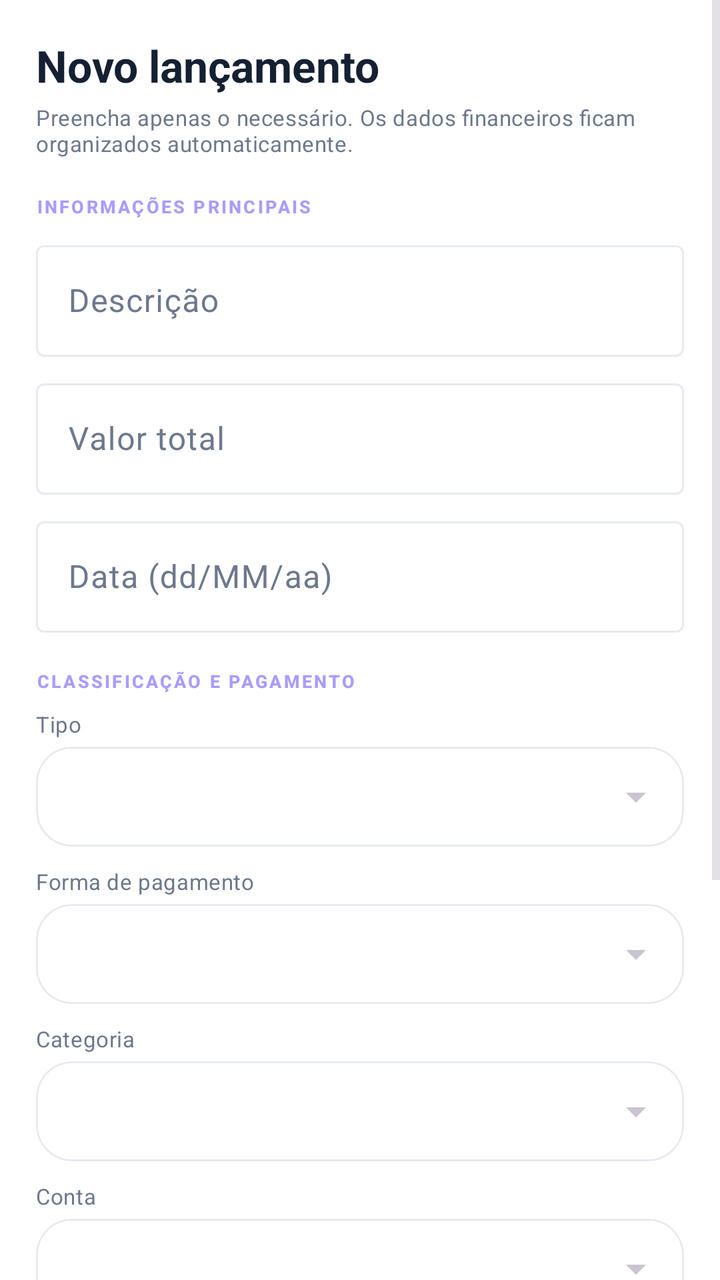
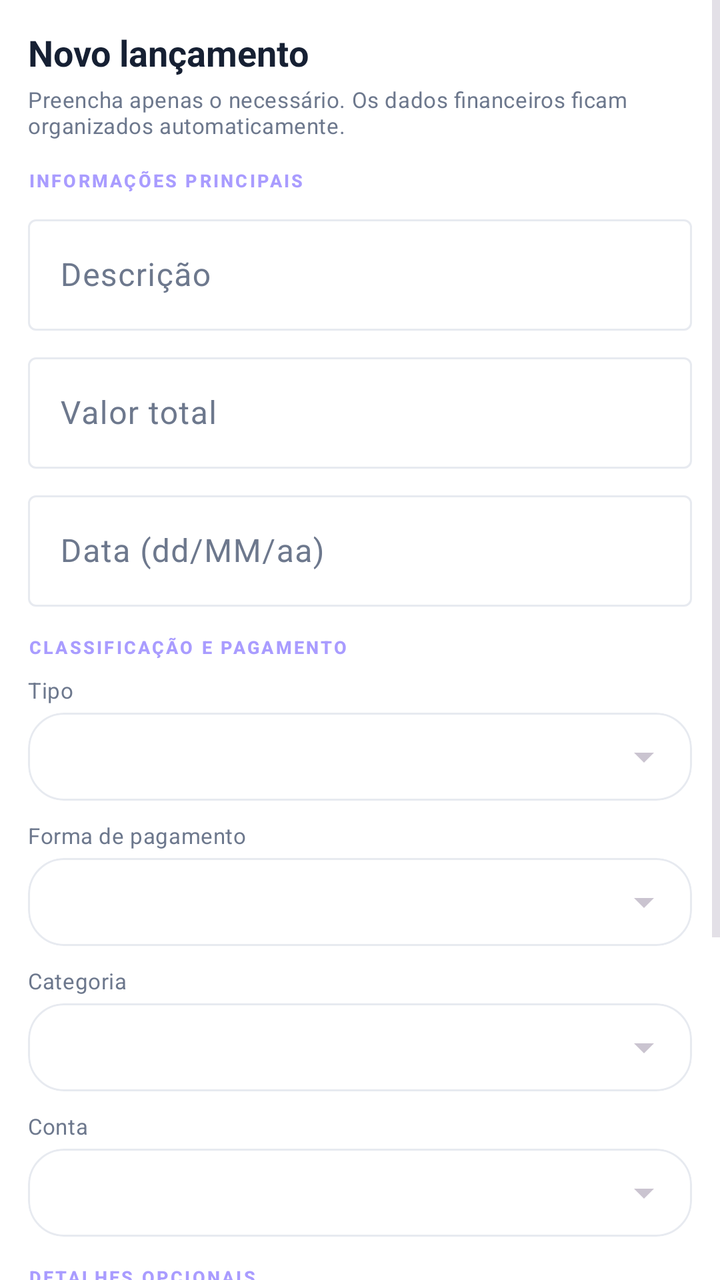

Two renders of the same Android screen: before a commit and after it. Below are the layout's source before the change and the commit's diff.
<!-- AndroidManifest.xml: application theme Theme.StopGastos -->
<!-- res/layout/dialog_transaction.xml -->
<?xml version="1.0" encoding="utf-8"?>
<ScrollView xmlns:android="http://schemas.android.com/apk/res/android"
    xmlns:app="http://schemas.android.com/apk/res-auto"
    android:layout_width="match_parent"
    android:layout_height="wrap_content"
    android:background="@color/surface"
    android:fillViewport="true"
    android:overScrollMode="never">

    <LinearLayout
        android:layout_width="match_parent"
        android:layout_height="wrap_content"
        android:orientation="vertical"
        android:padding="18dp">

        <TextView
            android:id="@+id/transaction_dialog_title"
            android:layout_width="match_parent"
            android:layout_height="wrap_content"
            android:text="Novo lançamento"
            android:textColor="@color/text_primary"
            android:textSize="22sp"
            android:textStyle="bold" />

        <TextView
            android:layout_width="match_parent"
            android:layout_height="wrap_content"
            android:layout_marginTop="4dp"
            android:text="Preencha apenas o necessário. Os dados financeiros ficam organizados automaticamente."
            android:textAppearance="@style/TextAppearance.StopGastos.BodyMuted" />

        <TextView
            android:layout_width="wrap_content"
            android:layout_height="wrap_content"
            android:layout_marginTop="18dp"
            android:text="INFORMAÇÕES PRINCIPAIS"
            android:textAppearance="@style/TextAppearance.StopGastos.Eyebrow" />

        <com.google.android.material.textfield.TextInputLayout
            android:id="@+id/tx_description_layout"
            style="@style/Widget.Material3.TextInputLayout.OutlinedBox"
            android:layout_width="match_parent"
            android:layout_height="wrap_content"
            android:layout_marginTop="8dp"
            android:hint="Descrição">

            <com.google.android.material.textfield.TextInputEditText
                android:id="@+id/tx_description"
                android:layout_width="match_parent"
                android:layout_height="wrap_content"
                android:inputType="textCapSentences"
                android:maxLines="1" />
        </com.google.android.material.textfield.TextInputLayout>

        <com.google.android.material.textfield.TextInputLayout
            android:id="@+id/tx_amount_layout"
            style="@style/Widget.Material3.TextInputLayout.OutlinedBox"
            android:layout_width="match_parent"
            android:layout_height="wrap_content"
            android:layout_marginTop="8dp"
            android:hint="Valor total"
            app:prefixText="R$ ">

            <com.google.android.material.textfield.TextInputEditText
                android:id="@+id/tx_amount"
                android:layout_width="match_parent"
                android:layout_height="wrap_content"
                android:inputType="numberDecimal"
                android:maxLines="1" />
        </com.google.android.material.textfield.TextInputLayout>

        <com.google.android.material.textfield.TextInputLayout
            style="@style/Widget.Material3.TextInputLayout.OutlinedBox"
            android:layout_width="match_parent"
            android:layout_height="wrap_content"
            android:layout_marginTop="8dp"
            android:hint="Data (dd/MM/aa)">

            <com.google.android.material.textfield.TextInputEditText
                android:id="@+id/tx_date"
                android:layout_width="match_parent"
                android:layout_height="wrap_content"
                android:inputType="date"
                android:maxLength="10"
                android:maxLines="1" />
        </com.google.android.material.textfield.TextInputLayout>

        <TextView
            android:layout_width="wrap_content"
            android:layout_height="wrap_content"
            android:layout_marginTop="18dp"
            android:text="CLASSIFICAÇÃO E PAGAMENTO"
            android:textAppearance="@style/TextAppearance.StopGastos.Eyebrow" />

        <TextView
            android:layout_width="match_parent"
            android:layout_height="wrap_content"
            android:layout_marginTop="8dp"
            android:text="Tipo"
            android:textAppearance="@style/TextAppearance.StopGastos.BodyMuted" />

        <com.google.android.material.card.MaterialCardView
            style="@style/Widget.StopGastos.Card"
            android:layout_width="match_parent"
            android:layout_height="50dp"
            android:layout_marginTop="4dp"
            app:cardElevation="0dp">

            <Spinner
                android:id="@+id/tx_type"
                android:layout_width="match_parent"
                android:layout_height="match_parent"
                android:paddingStart="12dp"
                android:paddingEnd="12dp"
                android:popupBackground="@color/surface" />
        </com.google.android.material.card.MaterialCardView>

        <TextView
            android:layout_width="match_parent"
            android:layout_height="wrap_content"
            android:layout_marginTop="10dp"
            android:text="Forma de pagamento"
            android:textAppearance="@style/TextAppearance.StopGastos.BodyMuted" />

        <com.google.android.material.card.MaterialCardView
            style="@style/Widget.StopGastos.Card"
            android:layout_width="match_parent"
            android:layout_height="50dp"
            android:layout_marginTop="4dp"
            app:cardElevation="0dp">

            <Spinner
                android:id="@+id/tx_payment"
                android:layout_width="match_parent"
                android:layout_height="match_parent"
                android:paddingStart="12dp"
                android:paddingEnd="12dp"
                android:popupBackground="@color/surface" />
        </com.google.android.material.card.MaterialCardView>

        <TextView
            android:layout_width="match_parent"
            android:layout_height="wrap_content"
            android:layout_marginTop="10dp"
            android:text="Categoria"
            android:textAppearance="@style/TextAppearance.StopGastos.BodyMuted" />

        <com.google.android.material.card.MaterialCardView
            style="@style/Widget.StopGastos.Card"
            android:layout_width="match_parent"
            android:layout_height="50dp"
            android:layout_marginTop="4dp"
            app:cardElevation="0dp">

            <Spinner
                android:id="@+id/tx_category"
                android:layout_width="match_parent"
                android:layout_height="match_parent"
                android:paddingStart="12dp"
                android:paddingEnd="12dp"
                android:popupBackground="@color/surface" />
        </com.google.android.material.card.MaterialCardView>

        <TextView
            android:layout_width="match_parent"
            android:layout_height="wrap_content"
            android:layout_marginTop="10dp"
            android:text="Conta"
            android:textAppearance="@style/TextAppearance.StopGastos.BodyMuted" />

        <com.google.android.material.card.MaterialCardView
            style="@style/Widget.StopGastos.Card"
            android:layout_width="match_parent"
            android:layout_height="50dp"
            android:layout_marginTop="4dp"
            app:cardElevation="0dp">

            <Spinner
                android:id="@+id/tx_account"
                android:layout_width="match_parent"
                android:layout_height="match_parent"
                android:paddingStart="12dp"
                android:paddingEnd="12dp"
                android:popupBackground="@color/surface" />
        </com.google.android.material.card.MaterialCardView>

        <LinearLayout
            android:id="@+id/tx_credit_section"
            android:layout_width="match_parent"
            android:layout_height="wrap_content"
            android:orientation="vertical"
            android:visibility="gone">

            <TextView
                android:layout_width="match_parent"
                android:layout_height="wrap_content"
                android:layout_marginTop="10dp"
                android:text="Cartão"
                android:textAppearance="@style/TextAppearance.StopGastos.BodyMuted" />

            <com.google.android.material.card.MaterialCardView
                style="@style/Widget.StopGastos.Card"
                android:layout_width="match_parent"
                android:layout_height="50dp"
                android:layout_marginTop="4dp"
                app:cardElevation="0dp">

                <Spinner
                    android:id="@+id/tx_card"
                    android:layout_width="match_parent"
                    android:layout_height="match_parent"
                    android:paddingStart="12dp"
                    android:paddingEnd="12dp"
                    android:popupBackground="@color/surface" />
            </com.google.android.material.card.MaterialCardView>

            <com.google.android.material.textfield.TextInputLayout
                style="@style/Widget.Material3.TextInputLayout.OutlinedBox"
                android:layout_width="match_parent"
                android:layout_height="wrap_content"
                android:layout_marginTop="8dp"
                android:hint="Parcelas">

                <com.google.android.material.textfield.TextInputEditText
                    android:id="@+id/tx_installments"
                    android:layout_width="match_parent"
                    android:layout_height="wrap_content"
                    android:inputType="number"
                    android:maxLines="1" />
            </com.google.android.material.textfield.TextInputLayout>
        </LinearLayout>

        <TextView
            android:layout_width="wrap_content"
            android:layout_height="wrap_content"
            android:layout_marginTop="18dp"
            android:text="DETALHES OPCIONAIS"
            android:textAppearance="@style/TextAppearance.StopGastos.Eyebrow" />

        <com.google.android.material.textfield.TextInputLayout
            style="@style/Widget.Material3.TextInputLayout.OutlinedBox"
            android:layout_width="match_parent"
            android:layout_height="wrap_content"
            android:layout_marginTop="8dp"
            android:hint="Tags">

            <com.google.android.material.textfield.TextInputEditText
                android:id="@+id/tx_tags"
                android:layout_width="match_parent"
                android:layout_height="wrap_content"
                android:inputType="text"
                android:maxLines="1" />
        </com.google.android.material.textfield.TextInputLayout>

        <com.google.android.material.textfield.TextInputLayout
            style="@style/Widget.Material3.TextInputLayout.OutlinedBox"
            android:layout_width="match_parent"
            android:layout_height="wrap_content"
            android:layout_marginTop="8dp"
            android:hint="Observações">

            <com.google.android.material.textfield.TextInputEditText
                android:id="@+id/tx_notes"
                android:layout_width="match_parent"
                android:layout_height="wrap_content"
                android:inputType="textCapSentences|textMultiLine"
                android:maxLines="3"
                android:minLines="2" />
        </com.google.android.material.textfield.TextInputLayout>

        <LinearLayout
            android:layout_width="match_parent"
            android:layout_height="wrap_content"
            android:layout_marginTop="18dp"
            android:orientation="horizontal">

            <com.google.android.material.button.MaterialButton
                android:id="@+id/tx_cancel"
                style="@style/Widget.StopGastos.Button.Secondary"
                android:layout_width="0dp"
                android:layout_height="48dp"
                android:layout_weight="1"
                android:text="Cancelar" />

            <Space
                android:layout_width="10dp"
                android:layout_height="1dp" />

            <com.google.android.material.button.MaterialButton
                android:id="@+id/tx_save"
                style="@style/Widget.StopGastos.Button.Primary"
                android:layout_width="0dp"
                android:layout_height="48dp"
                android:layout_weight="1"
                android:text="Salvar lançamento" />
        </LinearLayout>

    </LinearLayout>
</ScrollView>
<!-- resources referenced by this layout -->
<resources>
  <color name="surface">#FFFFFF</color>
  <color name="text_primary">#162033</color>
  <style name="TextAppearance.StopGastos.BodyMuted" parent="TextAppearance.Material3.BodyMedium">
          <item name="android:textColor">@color/text_muted</item>
          <item name="android:textSize">11sp</item>
          <item name="android:lineSpacingExtra">2dp</item>
      </style>
  <style name="TextAppearance.StopGastos.Eyebrow" parent="TextAppearance.Material3.LabelSmall">
          <item name="android:textColor">@color/hero_label</item>
          <item name="android:textStyle">bold</item>
          <item name="android:letterSpacing">0.12</item>
          <item name="android:textAllCaps">true</item>
          <item name="android:textSize">9sp</item>
      </style>
  <style name="Widget.StopGastos.Button.Primary" parent="Widget.Material3.Button">
          <item name="backgroundTint">@color/primary</item>
          <item name="android:textColor">@color/white</item>
          <item name="cornerRadius">12dp</item>
          <item name="android:minHeight">@dimen/control_height</item>
          <item name="android:textAllCaps">false</item>
          <item name="android:textStyle">bold</item>
          <item name="android:textSize">12sp</item>
      </style>
  <style name="Widget.StopGastos.Button.Secondary" parent="Widget.Material3.Button.OutlinedButton">
          <item name="backgroundTint">@color/surface</item>
          <item name="strokeColor">@color/line</item>
          <item name="android:textColor">@color/text_primary</item>
          <item name="cornerRadius">12dp</item>
          <item name="android:minHeight">@dimen/control_height</item>
          <item name="android:textAllCaps">false</item>
          <item name="android:textStyle">bold</item>
          <item name="android:textSize">12sp</item>
      </style>
  <style name="Widget.StopGastos.Card" parent="Widget.Material3.CardView.Elevated">
          <item name="cardBackgroundColor">@color/surface</item>
          <item name="cardCornerRadius">@dimen/card_radius</item>
          <item name="cardElevation">2dp</item>
          <item name="strokeColor">@color/line</item>
          <item name="strokeWidth">1dp</item>
      </style>
  <style name="Theme.StopGastos" parent="Theme.Material3.Dark.NoActionBar">
          <item name="colorPrimary">@color/primary</item>
          <item name="colorOnPrimary">@color/on_primary</item>
          <item name="colorPrimaryContainer">@color/primary_soft</item>
          <item name="colorOnPrimaryContainer">@color/text_primary</item>
          <item name="colorSecondary">@color/secondary</item>
          <item name="colorSurface">@color/surface</item>
          <item name="colorSurfaceVariant">@color/surface_2</item>
          <item name="colorOnSurface">@color/text_primary</item>
          <item name="colorOnSurfaceVariant">@color/text_muted</item>
          <item name="colorOutline">@color/line</item>
          <item name="colorError">@color/danger</item>
          <item name="android:colorBackground">@color/background</item>
          <item name="android:windowBackground">@color/background</item>
          <item name="android:statusBarColor">@color/background</item>
          <item name="android:navigationBarColor">@color/background</item>
          <item name="android:windowLightStatusBar">false</item>
          <item name="android:windowLightNavigationBar">false</item>
          <item name="android:windowNoTitle">true</item>
      </style>
  <color name="text_muted">#6D788D</color>
  <color name="hero_label">#A99CFF</color>
  <color name="primary">#7B61FF</color>
  <color name="white">#FFFFFF</color>
  <dimen name="control_height">44dp</dimen>
  <color name="line">#E7EAF0</color>
  <dimen name="card_radius">18dp</dimen>
  <color name="on_primary">#FFFFFF</color>
  <color name="primary_soft">#EEEAFE</color>
  <color name="secondary">#16C7B7</color>
  <color name="surface_2">#F5F7FB</color>
  <color name="danger">#FF5F6D</color>
  <color name="background">#F3F6FB</color>
</resources>

<!-- the commit's change to res/layout/dialog_transaction.xml (unified diff, before → after) -->
@@ -11,7 +11,7 @@
         android:layout_width="match_parent"
         android:layout_height="wrap_content"
         android:orientation="vertical"
-        android:padding="18dp">
+        android:padding="14dp">
 
         <TextView
             android:id="@+id/transaction_dialog_title"
@@ -19,7 +19,7 @@
             android:layout_height="wrap_content"
             android:text="Novo lançamento"
             android:textColor="@color/text_primary"
-            android:textSize="22sp"
+            android:textSize="18sp"
             android:textStyle="bold" />
 
         <TextView
@@ -32,7 +32,7 @@
         <TextView
             android:layout_width="wrap_content"
             android:layout_height="wrap_content"
-            android:layout_marginTop="18dp"
+            android:layout_marginTop="14dp"
             android:text="INFORMAÇÕES PRINCIPAIS"
             android:textAppearance="@style/TextAppearance.StopGastos.Eyebrow" />
 
@@ -88,7 +88,7 @@
         <TextView
             android:layout_width="wrap_content"
             android:layout_height="wrap_content"
-            android:layout_marginTop="18dp"
+            android:layout_marginTop="14dp"
             android:text="CLASSIFICAÇÃO E PAGAMENTO"
             android:textAppearance="@style/TextAppearance.StopGastos.Eyebrow" />
 
@@ -100,9 +100,9 @@
             android:textAppearance="@style/TextAppearance.StopGastos.BodyMuted" />
 
         <com.google.android.material.card.MaterialCardView
-            style="@style/Widget.StopGastos.Card"
-            android:layout_width="match_parent"
-            android:layout_height="50dp"
+            style="@style/Widget.StopGastos.Card.Flat"
+            android:layout_width="match_parent"
+            android:layout_height="@dimen/control_height"
             android:layout_marginTop="4dp"
             app:cardElevation="0dp">
 
@@ -123,9 +123,9 @@
             android:textAppearance="@style/TextAppearance.StopGastos.BodyMuted" />
 
         <com.google.android.material.card.MaterialCardView
-            style="@style/Widget.StopGastos.Card"
-            android:layout_width="match_parent"
-            android:layout_height="50dp"
+            style="@style/Widget.StopGastos.Card.Flat"
+            android:layout_width="match_parent"
+            android:layout_height="@dimen/control_height"
             android:layout_marginTop="4dp"
             app:cardElevation="0dp">
 
@@ -146,9 +146,9 @@
             android:textAppearance="@style/TextAppearance.StopGastos.BodyMuted" />
 
         <com.google.android.material.card.MaterialCardView
-            style="@style/Widget.StopGastos.Card"
-            android:layout_width="match_parent"
-            android:layout_height="50dp"
+            style="@style/Widget.StopGastos.Card.Flat"
+            android:layout_width="match_parent"
+            android:layout_height="@dimen/control_height"
             android:layout_marginTop="4dp"
             app:cardElevation="0dp">
 
@@ -169,9 +169,9 @@
             android:textAppearance="@style/TextAppearance.StopGastos.BodyMuted" />
 
         <com.google.android.material.card.MaterialCardView
-            style="@style/Widget.StopGastos.Card"
-            android:layout_width="match_parent"
-            android:layout_height="50dp"
+            style="@style/Widget.StopGastos.Card.Flat"
+            android:layout_width="match_parent"
+            android:layout_height="@dimen/control_height"
             android:layout_marginTop="4dp"
             app:cardElevation="0dp">
 
@@ -199,9 +199,9 @@
                 android:textAppearance="@style/TextAppearance.StopGastos.BodyMuted" />
 
             <com.google.android.material.card.MaterialCardView
-                style="@style/Widget.StopGastos.Card"
-                android:layout_width="match_parent"
-                android:layout_height="50dp"
+                style="@style/Widget.StopGastos.Card.Flat"
+                android:layout_width="match_parent"
+                android:layout_height="@dimen/control_height"
                 android:layout_marginTop="4dp"
                 app:cardElevation="0dp">
 
@@ -233,7 +233,7 @@
         <TextView
             android:layout_width="wrap_content"
             android:layout_height="wrap_content"
-            android:layout_marginTop="18dp"
+            android:layout_marginTop="14dp"
             android:text="DETALHES OPCIONAIS"
             android:textAppearance="@style/TextAppearance.StopGastos.Eyebrow" />
 
@@ -271,14 +271,14 @@
         <LinearLayout
             android:layout_width="match_parent"
             android:layout_height="wrap_content"
-            android:layout_marginTop="18dp"
+            android:layout_marginTop="14dp"
             android:orientation="horizontal">
 
             <com.google.android.material.button.MaterialButton
                 android:id="@+id/tx_cancel"
                 style="@style/Widget.StopGastos.Button.Secondary"
                 android:layout_width="0dp"
-                android:layout_height="48dp"
+                android:layout_height="@dimen/control_height"
                 android:layout_weight="1"
                 android:text="Cancelar" />
 
@@ -290,7 +290,7 @@
                 android:id="@+id/tx_save"
                 style="@style/Widget.StopGastos.Button.Primary"
                 android:layout_width="0dp"
-                android:layout_height="48dp"
+                android:layout_height="@dimen/control_height"
                 android:layout_weight="1"
                 android:text="Salvar lançamento" />
         </LinearLayout>
<!-- resource entries referenced after the edit -->
@@ -2,6 +2,7 @@
 <resources>
   <color name="surface">#FFFFFF</color>
   <color name="text_primary">#162033</color>
+  <dimen name="control_height">44dp</dimen>
   <style name="TextAppearance.StopGastos.BodyMuted" parent="TextAppearance.Material3.BodyMedium">
           <item name="android:textColor">@color/text_muted</item>
           <item name="android:textSize">11sp</item>
@@ -33,10 +34,10 @@
           <item name="android:textStyle">bold</item>
           <item name="android:textSize">12sp</item>
       </style>
-  <style name="Widget.StopGastos.Card" parent="Widget.Material3.CardView.Elevated">
+  <style name="Widget.StopGastos.Card.Flat" parent="Widget.Material3.CardView.Elevated">
           <item name="cardBackgroundColor">@color/surface</item>
           <item name="cardCornerRadius">@dimen/card_radius</item>
-          <item name="cardElevation">2dp</item>
+          <item name="cardElevation">0dp</item>
           <item name="strokeColor">@color/line</item>
           <item name="strokeWidth">1dp</item>
       </style>
@@ -64,7 +65,6 @@
   <color name="hero_label">#A99CFF</color>
   <color name="primary">#7B61FF</color>
   <color name="white">#FFFFFF</color>
-  <dimen name="control_height">44dp</dimen>
   <color name="line">#E7EAF0</color>
   <dimen name="card_radius">18dp</dimen>
   <color name="on_primary">#FFFFFF</color>
